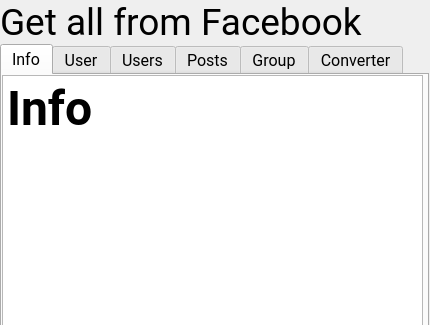
Above: additional_files/eng.ui from King1308/Facebook-parser before the change. Below: the same form after it.
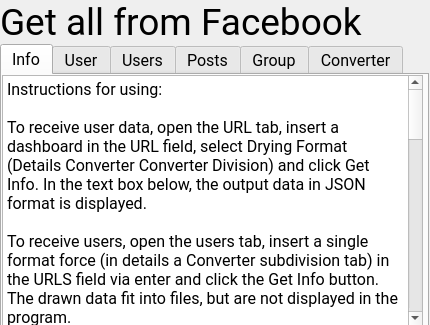
That is the form after the change.

The edit to the form file:
```diff
--- a/additional_files/eng.ui
+++ b/additional_files/eng.ui
@@ -109,7 +109,36 @@
 &lt;html&gt;&lt;head&gt;&lt;meta name=&quot;qrichtext&quot; content=&quot;1&quot; /&gt;&lt;style type=&quot;text/css&quot;&gt;
 p, li { white-space: pre-wrap; }
 &lt;/style&gt;&lt;/head&gt;&lt;body style=&quot; font-family:'Roboto'; font-size:12pt; font-weight:400; font-style:normal;&quot;&gt;
-&lt;p style=&quot; margin-top:0px; margin-bottom:0px; margin-left:0px; margin-right:0px; -qt-block-indent:0; text-indent:0px;&quot;&gt;&lt;span style=&quot; font-size:36pt; font-weight:600;&quot;&gt;Info&lt;/span&gt;&lt;/p&gt;&lt;/body&gt;&lt;/html&gt;</string>
+&lt;p style=&quot; margin-top:0px; margin-bottom:0px; margin-left:0px; margin-right:0px; -qt-block-indent:0; text-indent:0px;&quot;&gt;Instructions for using:&lt;/p&gt;
+&lt;p style=&quot;-qt-paragraph-type:empty; margin-top:0px; margin-bottom:0px; margin-left:0px; margin-right:0px; -qt-block-indent:0; text-indent:0px;&quot;&gt;&lt;br /&gt;&lt;/p&gt;
+&lt;p style=&quot; margin-top:0px; margin-bottom:0px; margin-left:0px; margin-right:0px; -qt-block-indent:0; text-indent:0px;&quot;&gt;To receive user data, open the URL tab, insert a dashboard in the URL field, select Drying Format (Details Converter Converter Division) and click Get Info. In the text box below, the output data in JSON format is displayed.&lt;/p&gt;
+&lt;p style=&quot;-qt-paragraph-type:empty; margin-top:0px; margin-bottom:0px; margin-left:0px; margin-right:0px; -qt-block-indent:0; text-indent:0px;&quot;&gt;&lt;br /&gt;&lt;/p&gt;
+&lt;p style=&quot; margin-top:0px; margin-bottom:0px; margin-left:0px; margin-right:0px; -qt-block-indent:0; text-indent:0px;&quot;&gt;To receive users, open the users tab, insert a single format force (in details a Converter subdivision tab) in the URLS field via enter and click the Get Info button. The drawn data fit into files, but are not displayed in the program.&lt;/p&gt;
+&lt;p style=&quot;-qt-paragraph-type:empty; margin-top:0px; margin-bottom:0px; margin-left:0px; margin-right:0px; -qt-block-indent:0; text-indent:0px;&quot;&gt;&lt;br /&gt;&lt;/p&gt;
+&lt;p style=&quot; margin-top:0px; margin-bottom:0px; margin-left:0px; margin-right:0px; -qt-block-indent:0; text-indent:0px;&quot;&gt;For data from posts, open the POSTS tab, insert a silica to a user or a group, select the number of pages, select the Format Format Info) and clip the Get Info button. In the text box below the output of the text are displayed.&lt;/p&gt;
+&lt;p style=&quot;-qt-paragraph-type:empty; margin-top:0px; margin-bottom:0px; margin-left:0px; margin-right:0px; -qt-block-indent:0; text-indent:0px;&quot;&gt;&lt;br /&gt;&lt;/p&gt;
+&lt;p style=&quot; margin-top:0px; margin-bottom:0px; margin-left:0px; margin-right:0px; -qt-block-indent:0; text-indent:0px;&quot;&gt;To obtain a group data, open the Group tab, insert the link in the address field, select the Silour format (more on the Converter tab section Info) and click the Get Info button. Extracted data is displayed in the text box below in JSON format.&lt;/p&gt;
+&lt;p style=&quot; margin-top:0px; margin-bottom:0px; margin-left:0px; margin-right:0px; -qt-block-indent:0; text-indent:0px;&quot;&gt;To convert link format: Open the Converter tab, select the link class (user, publication or group), insert a dust into the URL field, select the direction to convert (short or expand) and press Convert.&lt;/p&gt;
+&lt;p style=&quot;-qt-paragraph-type:empty; margin-top:0px; margin-bottom:0px; margin-left:0px; margin-right:0px; -qt-block-indent:0; text-indent:0px;&quot;&gt;&lt;br /&gt;&lt;/p&gt;
+&lt;p style=&quot; margin-top:0px; margin-bottom:0px; margin-left:0px; margin-right:0px; -qt-block-indent:0; text-indent:0px;&quot;&gt;Setup:&lt;/p&gt;
+&lt;p style=&quot; margin-top:0px; margin-bottom:0px; margin-left:0px; margin-right:0px; -qt-block-indent:0; text-indent:0px;&quot;&gt;The settings are arranged in the Additional_Files folder in the SETTINGS.TXT file&lt;/p&gt;
+&lt;p style=&quot; margin-top:0px; margin-bottom:0px; margin-left:0px; margin-right:0px; -qt-block-indent:0; text-indent:0px;&quot;&gt; &lt;/p&gt;
+&lt;p style=&quot; margin-top:0px; margin-bottom:0px; margin-left:0px; margin-right:0px; -qt-block-indent:0; text-indent:0px;&quot;&gt;Language is responsible for changing the program's language&lt;/p&gt;
+&lt;p style=&quot; margin-top:0px; margin-bottom:0px; margin-left:0px; margin-right:0px; -qt-block-indent:0; text-indent:0px;&quot;&gt;may have a UA (ukrainian) or eng (Anklek) value&lt;/p&gt;
+&lt;p style=&quot; margin-top:0px; margin-bottom:0px; margin-left:0px; margin-right:0px; -qt-block-indent:0; text-indent:0px;&quot;&gt; &lt;/p&gt;
+&lt;p style=&quot; margin-top:0px; margin-bottom:0px; margin-left:0px; margin-right:0px; -qt-block-indent:0; text-indent:0px;&quot;&gt;Collect_cookies is responsible for adding cookies to parser (for a steady job)&lt;/p&gt;
+&lt;p style=&quot; margin-top:0px; margin-bottom:0px; margin-left:0px; margin-right:0px; -qt-block-indent:0; text-indent:0px;&quot;&gt;may have value 1 (yes) or 0 (no)&lt;/p&gt;
+&lt;p style=&quot; margin-top:0px; margin-bottom:0px; margin-left:0px; margin-right:0px; -qt-block-indent:0; text-indent:0px;&quot;&gt; &lt;/p&gt;
+&lt;p style=&quot; margin-top:0px; margin-bottom:0px; margin-left:0px; margin-right:0px; -qt-block-indent:0; text-indent:0px;&quot;&gt;Cokie_Loggining responds for pulling cookies with protest to login and password (required to work with private groups)&lt;/p&gt;
+&lt;p style=&quot; margin-top:0px; margin-bottom:0px; margin-left:0px; margin-right:0px; -qt-block-indent:0; text-indent:0px;&quot;&gt;may have value 1 (yes) or 0 (no)&lt;/p&gt;
+&lt;p style=&quot; margin-top:0px; margin-bottom:0px; margin-left:0px; margin-right:0px; -qt-block-indent:0; text-indent:0px;&quot;&gt; &lt;/p&gt;
+&lt;p style=&quot; margin-top:0px; margin-bottom:0px; margin-left:0px; margin-right:0px; -qt-block-indent:0; text-indent:0px;&quot;&gt;LOGIN This is your login on Facebook&lt;/p&gt;
+&lt;p style=&quot; margin-top:0px; margin-bottom:0px; margin-left:0px; margin-right:0px; -qt-block-indent:0; text-indent:0px;&quot;&gt;PassWd is your password on Facebook&lt;/p&gt;
+&lt;p style=&quot; margin-top:0px; margin-bottom:0px; margin-left:0px; margin-right:0px; -qt-block-indent:0; text-indent:0px;&quot;&gt;Warning:&lt;/p&gt;
+&lt;p style=&quot; margin-top:0px; margin-bottom:0px; margin-left:0px; margin-right:0px; -qt-block-indent:0; text-indent:0px;&quot;&gt;!!! All data are stored in the Exports folder, in the TXT file format (JSON format) and XLSX format (Exel table)&lt;/p&gt;
+&lt;p style=&quot; margin-top:0px; margin-bottom:0px; margin-left:0px; margin-right:0px; -qt-block-indent:0; text-indent:0px;&quot;&gt;But at each new launch program, therefore, when Spartas Data copies the files or folder in otherwise place !!!&lt;/p&gt;
+&lt;p style=&quot;-qt-paragraph-type:empty; margin-top:0px; margin-bottom:0px; margin-left:0px; margin-right:0px; -qt-block-indent:0; text-indent:0px;&quot;&gt;&lt;br /&gt;&lt;/p&gt;
+&lt;p style=&quot; margin-top:0px; margin-bottom:0px; margin-left:0px; margin-right:0px; -qt-block-indent:0; text-indent:0px;&quot;&gt;If you notice any mistakes in the program, or invented to improve the author of the program (Mychailo Starytskii, Telegram: T.Me/KingMS1308)&lt;/p&gt;&lt;/body&gt;&lt;/html&gt;</string>
          </property>
         </widget>
        </widget>
```
